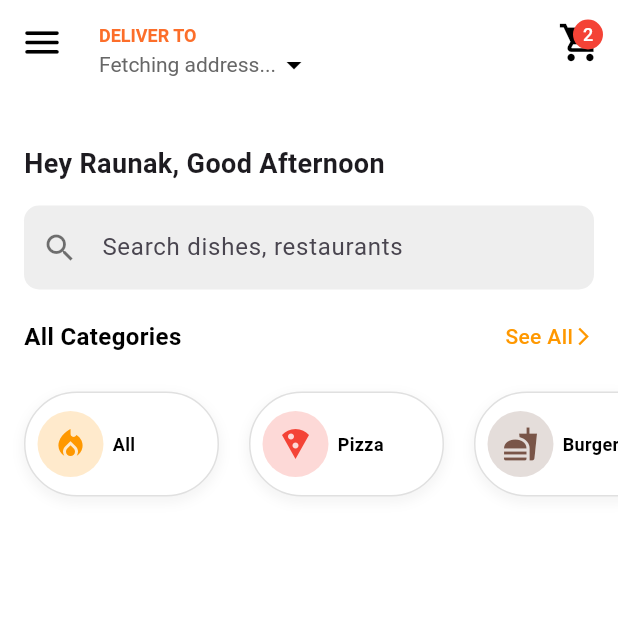
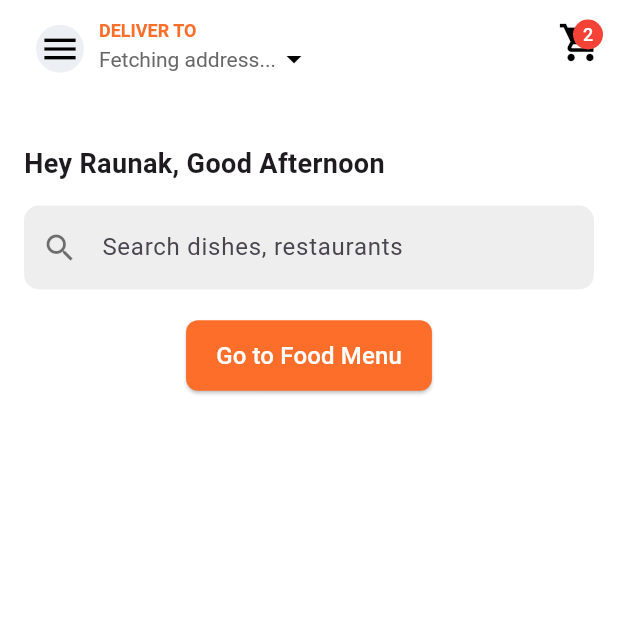
Before and after one commit to Raunak-Dhanotiya/food_delivery_app, a Flutter app: the Dashboard1 screen opened directly with empty values, on a phone screen of 412 x 824 dp, the top half of it. Run offline on Flutter 3.47's test engine with Material 3 defaults, Android fonts, the phone set to English and light mode, and no system bars; our stand-ins replace cloud_firestore, firebase_core, font_awesome_flutter, geocoding, geolocator, google_fonts and 1 more; accounts and stored records are empty; Roboto replaces fonts that are missing (Sen).

Commit message:
Initial Commit

```diff
--- a/lib/main.dart
+++ b/lib/main.dart
@@ -2,6 +2,7 @@ import 'package:flutter/material.dart';
 import 'package:firebase_core/firebase_core.dart';
 import 'screen/Splash_Screen.dart';
 import 'package:google_fonts/google_fonts.dart';
+// import 'screen/food_screen.dart';
 
 void main() async {
   WidgetsFlutterBinding.ensureInitialized();
--- a/lib/screen/Dashboard1.dart
+++ b/lib/screen/Dashboard1.dart
@@ -1,6 +1,7 @@
 import 'package:flutter/material.dart';
 import 'package:google_maps_flutter/google_maps_flutter.dart';
 import 'package:geocoding/geocoding.dart';
+import 'food_screen.dart';
 
 class Dashboard1 extends StatefulWidget {
   final LatLng location;
@@ -36,33 +37,38 @@ class _Dashboard1State extends State<Dashboard1> {
   @override
   Widget build(BuildContext context) {
     return Scaffold(
-      backgroundColor: Colors.white,
+      backgroundColor: Colors.white, // Set screen background to white
       appBar: PreferredSize(
         preferredSize: Size.fromHeight(80),
         child: AppBar(
           backgroundColor: Colors.white,
           elevation: 0,
           titleSpacing: 10,
-          leading: IconButton(
-            icon: Icon(Icons.menu_rounded, size: 30, color: Colors.black),
-            onPressed: () {},
+          leading: Padding(
+            padding: const EdgeInsets.only(left: 24, top: 9),
+            child: Container(
+              width: 45,
+              height: 45,
+              decoration: BoxDecoration(
+                color: Color(0xFFECF0F4), // Sidebar background color
+                shape: BoxShape.circle,
+              ),
+              child: Icon(Icons.menu, color: Colors.black, size: 28),
+            ),
           ),
           title: Row(
             mainAxisAlignment: MainAxisAlignment.spaceBetween,
             children: [
-              Expanded(
-                child: Row(
-                  children: [
               Column(
                 crossAxisAlignment: CrossAxisAlignment.start,
                 children: [
-                        SizedBox(height: 15),
+                  SizedBox(height: 8), // Added top spacing
                   Text(
                     "DELIVER TO",
                     style: TextStyle(
                       fontSize: 12,
                       fontWeight: FontWeight.bold,
-                            color: Color(0xFFFC6E2A),
+                      color: Color(0xFFFC6E2A), // Deliver to text color
                     ),
                   ),
                   Row(
@@ -73,9 +79,8 @@ class _Dashboard1State extends State<Dashboard1> {
                           fontSize: 14,
                           fontWeight: FontWeight.w400,
                           fontFamily: 'Sen',
-                                height: 1.0,
                           letterSpacing: 0.0,
-                                color: Color(0xFF676767),
+                          color: Color(0xFF676767), // Address text color
                         ),
                         overflow: TextOverflow.ellipsis,
                       ),
@@ -83,9 +88,6 @@ class _Dashboard1State extends State<Dashboard1> {
                     ],
                   ),
                 ],
-                    ),
-                  ],
-                ),
               ),
               Stack(
                 children: [
@@ -107,8 +109,7 @@ class _Dashboard1State extends State<Dashboard1> {
           ),
         ),
       ),
-      body: Container(
-        color: Colors.white,
+      body: Padding(
         padding: EdgeInsets.all(16),
         child: Column(
           crossAxisAlignment: CrossAxisAlignment.start,
@@ -129,46 +130,26 @@ class _Dashboard1State extends State<Dashboard1> {
               ),
             ),
             SizedBox(height: 20),
-            Row(
-              mainAxisAlignment: MainAxisAlignment.spaceBetween,
-              children: [
-                Text(
-                  "All Categories",
-                  style: TextStyle(
-                    fontSize: 16,
-                    fontWeight: FontWeight.bold,
-                    color: Colors.black,
+
+
+            Center(
+              child: ElevatedButton(
+                onPressed: () {
+                  Navigator.push(
+                    context,
+                    MaterialPageRoute(builder: (context) => FoodScreen()),
+                  );
+                },
+                style: ElevatedButton.styleFrom(
+                  backgroundColor: Color(0xFFFC6E2A), // Button color
+                  padding: EdgeInsets.symmetric(horizontal: 20, vertical: 12),
+                  shape: RoundedRectangleBorder(
+                    borderRadius: BorderRadius.circular(8),
                   ),
                 ),
-                Row(
-                  children: [
-                    Text(
-                      "See All",
-                      style: TextStyle(
-                        fontSize: 14,
-                        fontWeight: FontWeight.w500,
-                        color: Colors.orange,
-                      ),
-                    ),
-                    Icon(Icons.arrow_forward_ios, size: 14, color: Colors.orange),
-                  ],
-                ),
-              ],
-            ),
-            SizedBox(height: 20),
-            Container(
-              height: 80, // Set fixed height to prevent overflow
-              child: SingleChildScrollView(
-                scrollDirection: Axis.horizontal,
-                clipBehavior: Clip.none, // Prevent clipping of items
-                child: Row(
-                  children: [
-                    _buildCategoryItem("All", Icons.local_fire_department, Colors.orange),
-                    _buildCategoryItem("Pizza", Icons.local_pizza, Colors.red),
-                    _buildCategoryItem("Burger", Icons.fastfood, Colors.brown),
-                    _buildCategoryItem("Drinks", Icons.local_drink, Colors.blue),
-                    _buildCategoryItem("Desserts", Icons.cake, Colors.pink),
-                  ],
+                child: Text(
+                  "Go to Food Menu",
+                  style: TextStyle(fontSize: 16, color: Colors.white),
                 ),
               ),
             ),
@@ -177,52 +158,4 @@ class _Dashboard1State extends State<Dashboard1> {
       ),
     );
   }
-
-  Widget _buildCategoryItem(String title, IconData icon, Color color) {
-    return Container(
-      width: 130,
-      height: 70,
-      margin: EdgeInsets.only(right: 20),
-      padding: EdgeInsets.symmetric(horizontal: 8),
-      decoration: BoxDecoration(
-        color: Colors.white,
-        borderRadius: BorderRadius.circular(39),
-        border: Border.all(color: Colors.grey.shade300, width: 1),
-        boxShadow: [
-          BoxShadow(
-            color: Colors.grey.withOpacity(0.1),
-            blurRadius: 5,
-            spreadRadius: 2,
-            offset: Offset(0, 3),
-          )
-        ],
-      ),
-      child: Row(
-        mainAxisAlignment: MainAxisAlignment.center,
-        children: [
-          Container(
-            width: 44,
-            height: 44,
-            decoration: BoxDecoration(
-              shape: BoxShape.circle,
-              color: color.withOpacity(0.2),
-            ),
-            child: Icon(icon, size: 24, color: color),
-          ),
-          SizedBox(width: 6),
-          Expanded( // Prevents text overflow
-            child: Text(
-              title,
-              style: TextStyle(
-                fontSize: 12,
-                fontWeight: FontWeight.bold,
-                color: Colors.black,
-              ),
-              overflow: TextOverflow.ellipsis,
-            ),
-          ),
-        ],
-      ),
-    );
 }
-}
```
Also changed, not shown: lib/models/food_item.dart (added, +36 -0 lines), lib/screen/crud.dart (added, +107 -0 lines), lib/screen/food_screen.dart (added, +110 -0 lines), lib/firebase_options.dart (deleted), lib/services/firestore_service.dart (added). Lines whose indentation alone changed are shown as unchanged.
